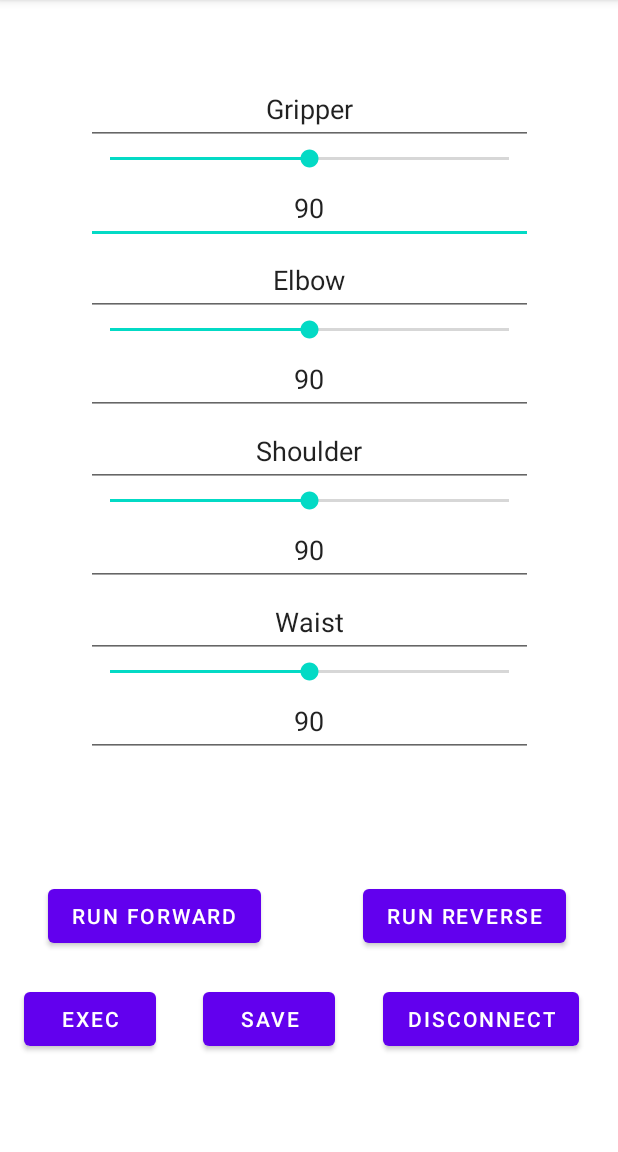
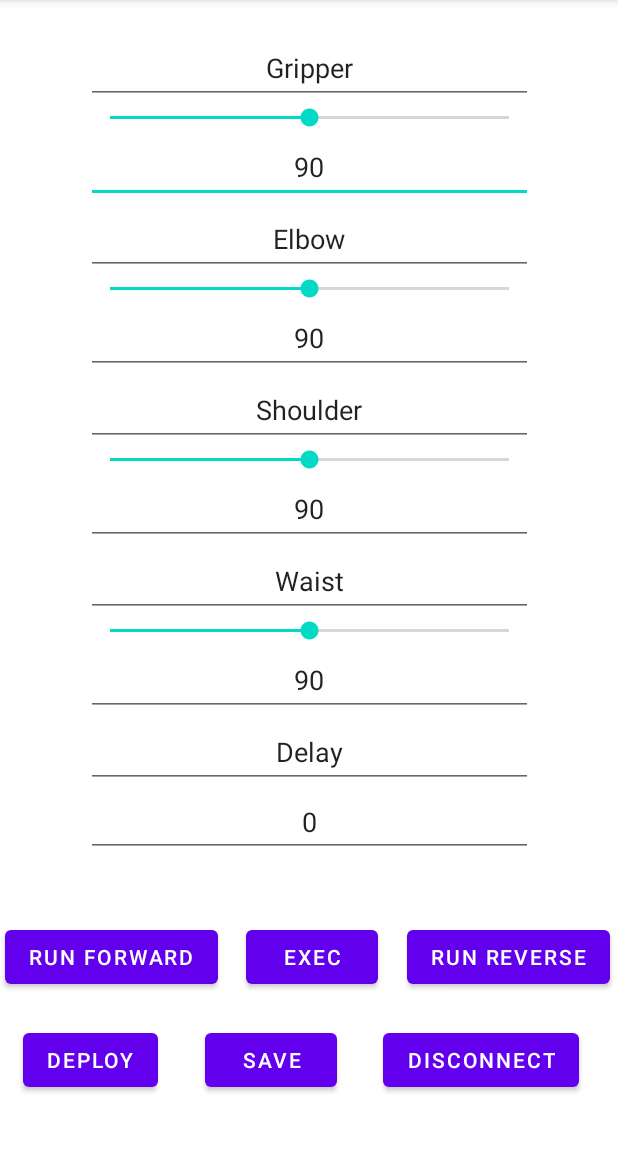
Before and after one commit to gdimitriu/miniarm, an Android app: the screen it shows after launch (MainActivity), on a phone screen of 412 x 824 dp, the part 84-1236 px from its top. Run offline under Robolectric (Android 15) with nearby library versions, the phone set to English and light mode, and no system bars.

Commit message:
new untested version with deploy

```diff
--- a/miniarmControlCenter/app/src/main/java/io/github/gdimitriu/miniarmcontrolcenter/MiniarmControlFragment.kt
+++ b/miniarmControlCenter/app/src/main/java/io/github/gdimitriu/miniarmcontrolcenter/MiniarmControlFragment.kt
@@ -40,6 +40,9 @@ class MiniarmControlFragment : Fragment() {
     private lateinit var waistBar : SeekBar
     private lateinit var currentWaist : EditText
     private var isCurrentWaistChanged : Boolean = false
+    //delay
+    private lateinit var currentDelay : EditText
+    private var isDelayChanged : Boolean = false
     //exec
     private lateinit var execButton : Button
     //disconnect
@@ -50,6 +53,8 @@ class MiniarmControlFragment : Fragment() {
     private lateinit var runReverseButton : Button
     //save
     private lateinit var saveButton : Button
+    //deploy
+    private lateinit var deployButton : Button
     private var isStart : Boolean = false
 
     @SuppressLint("ClickableViewAccessibility")
@@ -243,6 +248,25 @@ class MiniarmControlFragment : Fragment() {
         }
         currentWaist.setText(miniarmSettingsViewModel.currentWaist)
         currentWaist.addTextChangedListener(waistWatcher)
+        //delay
+        currentDelay = view.findViewById(R.id.currentDelay)
+        val delayWatcher = object : TextWatcher {
+            override fun beforeTextChanged(sequence: CharSequence?, start: Int, count: Int, after: Int) {
+                //
+            }
+
+            override fun onTextChanged(sequence: CharSequence?, start: Int, before: Int, count: Int) {
+                miniarmSettingsViewModel.delay = sequence.toString()
+                isDelayChanged = true
+                miniarmSettingsViewModel.isDelayChanged = true
+            }
+
+            override fun afterTextChanged(sequence: Editable?) {
+                //
+            }
+        }
+        currentDelay.setText(miniarmSettingsViewModel.delay)
+        currentDelay.addTextChangedListener(delayWatcher)
         //exec button
         execButton = view.findViewById(R.id.miniarm_exec)
         execButton.setOnTouchListener { view, motionEvent ->
@@ -272,6 +296,13 @@ class MiniarmControlFragment : Fragment() {
                         isCurrentGripperChanged = false
                     }
                 }
+                if (isDelayChanged) {
+                    if (sendOneWayCommandToMiniarm(String.format("d%s#\n",miniarmSettingsViewModel.delay))) {
+                        Log.d(TAG, "Delay exec")
+                        isDelayChanged = false
+                        miniarmSettingsViewModel.isDelayChanged = false
+                    }
+                }
             }
             return@setOnTouchListener false
         }
@@ -292,25 +323,36 @@ class MiniarmControlFragment : Fragment() {
                 if (isCurrentWaistChanged) {
                     if (sendOneWayCommandToMiniarm(String.format("Sw%s#\n",miniarmSettingsViewModel.currentWaist))) {
                         Log.d(TAG, "Waist saved")
+                        miniarmSettingsViewModel.commands.addLast(String.format("w%s#\n",miniarmSettingsViewModel.currentWaist))
                         isCurrentWaistChanged = false
                     }
                 }
                 if (isCurrentShoulderChanged) {
                     if (sendOneWayCommandToMiniarm(String.format("Ss%s#\n",miniarmSettingsViewModel.currentShoulder))) {
                         Log.d(TAG, "Shoulder saved")
+                        miniarmSettingsViewModel.commands.addLast(String.format("s%s#\n",miniarmSettingsViewModel.currentShoulder))
                         isCurrentShoulderChanged = false
                     }
                 }
                 if (isCurrentElbowChanged) {
                     if (sendOneWayCommandToMiniarm(String.format("Se%s#\n",miniarmSettingsViewModel.currentElbow))) {
                         Log.d(TAG, "Elbow saved")
+                        miniarmSettingsViewModel.commands.addLast(String.format("e%s#\n",miniarmSettingsViewModel.currentElbow))
                         isCurrentElbowChanged = false
                     }
                 }
                 if (isCurrentGripperChanged) {
                     if (sendOneWayCommandToMiniarm(String.format("Sg%s#\n",miniarmSettingsViewModel.currentGripper))) {
                         Log.d(TAG, "Gripper saved")
+                        miniarmSettingsViewModel.commands.addLast(String.format("g%s#\n",miniarmSettingsViewModel.currentGripper))
                         isCurrentGripperChanged = false
+                    }
+                }
+                if (isDelayChanged) {
+                    if (sendOneWayCommandToMiniarm(String.format("Sd%s#\n",miniarmSettingsViewModel.delay))) {
+                        Log.d(TAG, "Delay saved")
+                        miniarmSettingsViewModel.commands.addLast(String.format("d%s#\n",miniarmSettingsViewModel.delay))
+                        isDelayChanged = false
                     }
                 }
             }
@@ -334,6 +376,22 @@ class MiniarmControlFragment : Fragment() {
             if (event.actionMasked == MotionEvent.ACTION_DOWN) {
                 if (sendOneWayCommandToMiniarm(String.format("Rr#\n"))) {
                     Log.d(TAG, "Run reverse")
+                }
+            }
+            return@setOnTouchListener false
+        }
+        //deploy button
+        deployButton = view.findViewById(R.id.miniarm_deploy)
+        deployButton.setOnTouchListener { view, motionEvent ->
+            val event = motionEvent as MotionEvent
+            if (event.actionMasked == MotionEvent.ACTION_DOWN) {
+                if (sendOneWayCommandToMiniarm(String.format("C#\n"))) {
+                    Log.d(TAG, "Clear command list")
+                }
+                for (str:String in miniarmSettingsViewModel.commands) {
+                    if (sendOneWayCommandToMiniarm("S$str")) {
+                        Log.d(TAG, "Save command $str on droid")
+                    }
                 }
             }
             return@setOnTouchListener false
--- a/miniarmControlCenter/app/src/main/java/io/github/gdimitriu/miniarmcontrolcenter/MiniarmSettingsViewModel.kt
+++ b/miniarmControlCenter/app/src/main/java/io/github/gdimitriu/miniarmcontrolcenter/MiniarmSettingsViewModel.kt
@@ -24,6 +24,11 @@ class MiniarmSettingsViewModel : ViewModel()  {
     var currentWaist : String
     var isWaistChanged : Boolean
 
+    var delay : String
+    var isDelayChanged : Boolean
+
+    var commands : ArrayDeque<String>
+
     init {
         Log.d(TAG, "Initialized the model view")
         isChanged = true
@@ -37,12 +42,18 @@ class MiniarmSettingsViewModel : ViewModel()  {
         isShoulderChanged = true
         currentWaist = "90"
         isWaistChanged = true
+        delay = "0"
+        isDelayChanged = true
+        commands = ArrayDeque<String>()
     }
+
     override fun onCleared() {
         Log.d(TAG,"Clearing and close the socket.")
         super.onCleared()
         bleSocket?.close()
+        commands.clear()
     }
+
     fun closeSockets() {
         bleSocket?.close()
         connectionType = ConnectionType.NONE
--- a/miniarmControlCenter/app/src/main/res/layout/miniarm_control.xml
+++ b/miniarmControlCenter/app/src/main/res/layout/miniarm_control.xml
@@ -10,8 +10,9 @@
     <LinearLayout
         android:id="@+id/movement_control"
         android:layout_width="298dp"
-        android:layout_height="468dp"
+        android:layout_height="550dp"
         android:orientation="vertical"
+        android:layout_marginBottom="0dp"
         app:layout_constraintBottom_toTopOf="@id/miniarm_send_close"
         app:layout_constraintEnd_toEndOf="parent"
         app:layout_constraintStart_toStartOf="parent"
@@ -159,6 +160,32 @@
             android:singleLine="true"
             android:text="@string/default_waist"
             android:textSize="18sp" />
+        <EditText
+            android:id="@+id/delayText"
+            android:layout_width="match_parent"
+            android:layout_height="wrap_content"
+            android:ems="5"
+            android:clickable="false"
+            android:contextClickable="false"
+            android:editable="false"
+            android:focusable="false"
+            android:gravity="center"
+            android:minHeight="48dp"
+            android:singleLine="true"
+            android:text="@string/delay_name_text"
+            android:textSize="18sp" />
+        <EditText
+            android:id="@+id/currentDelay"
+            android:layout_width="match_parent"
+            android:layout_height="wrap_content"
+            android:editable="true"
+            android:ems="5"
+            android:gravity="center"
+            android:inputType="number"
+            android:minHeight="48dp"
+            android:singleLine="true"
+            android:text="@string/default_waist"
+            android:textSize="18sp" />
     </LinearLayout>
 
     <androidx.constraintlayout.widget.ConstraintLayout
@@ -166,6 +193,7 @@
         android:layout_width="409dp"
         android:layout_height="154dp"
         android:orientation="vertical"
+        android:layout_marginTop="0dp"
         app:layout_constraintBottom_toBottomOf="parent"
         app:layout_constraintEnd_toEndOf="parent"
         app:layout_constraintHorizontal_bias="0.0"
@@ -176,37 +204,53 @@
             android:id="@+id/miniarm_run_forward"
             android:layout_width="wrap_content"
             android:layout_height="wrap_content"
-            android:layout_marginStart="32dp"
+            android:layout_marginStart="0dp"
             android:layout_marginTop="16dp"
-            android:layout_marginEnd="16dp"
+            android:layout_marginEnd="8dp"
             android:layout_marginBottom="16dp"
             android:text="@string/miniarm_run_forward"
-            app:layout_constraintBottom_toTopOf="@+id/miniarm_exec"
+            app:layout_constraintBottom_toTopOf="@+id/miniarm_deploy"
             app:layout_constraintStart_toStartOf="parent"
+            app:layout_constraintTop_toTopOf="parent"
+            app:layout_constraintEnd_toStartOf="@id/miniarm_exec"/>
+
+        <Button
+            android:id="@+id/miniarm_exec"
+            android:layout_width="wrap_content"
+            android:layout_height="wrap_content"
+            android:layout_marginStart="8dp"
+            android:layout_marginTop="16dp"
+            android:layout_marginEnd="8dp"
+            android:layout_marginBottom="16dp"
+            android:text="@string/miniarm_exec"
+            app:layout_constraintBottom_toTopOf="@+id/miniarm_deploy"
+            app:layout_constraintEnd_toStartOf="@id/miniarm_run_reverse"
+            app:layout_constraintStart_toEndOf="@id/miniarm_run_forward"
             app:layout_constraintTop_toTopOf="parent" />
 
         <Button
             android:id="@+id/miniarm_run_reverse"
             android:layout_width="wrap_content"
             android:layout_height="wrap_content"
-            android:layout_marginStart="16dp"
+            android:layout_marginStart="8dp"
             android:layout_marginTop="16dp"
-            android:layout_marginEnd="32dp"
+            android:layout_marginEnd="0dp"
             android:layout_marginBottom="16dp"
             android:text="@string/miniarm_run_reverse"
+            app:layout_constraintStart_toEndOf="@id/miniarm_exec"
             app:layout_constraintBottom_toTopOf="@+id/miniarm_disconnect"
             app:layout_constraintEnd_toEndOf="parent"
             app:layout_constraintTop_toTopOf="parent" />
 
         <Button
-            android:id="@+id/miniarm_exec"
+            android:id="@+id/miniarm_deploy"
             android:layout_width="wrap_content"
             android:layout_height="wrap_content"
             android:layout_marginStart="0dp"
             android:layout_marginTop="16dp"
             android:layout_marginEnd="8dp"
             android:layout_marginBottom="16dp"
-            android:text="@string/miniarm_exec"
+            android:text="@string/miniarm_deploy"
             app:layout_constraintBottom_toBottomOf="parent"
             app:layout_constraintEnd_toStartOf="@id/miniarm_save"
             app:layout_constraintStart_toStartOf="parent"
@@ -223,7 +267,7 @@
             android:text="@string/miniarm_save"
             app:layout_constraintBottom_toBottomOf="parent"
             app:layout_constraintEnd_toStartOf="@id/miniarm_disconnect"
-            app:layout_constraintStart_toEndOf="@id/miniarm_exec"
+            app:layout_constraintStart_toEndOf="@id/miniarm_deploy"
             />
 
         <Button
--- a/miniarmControlCenter/app/src/main/res/values/strings.xml
+++ b/miniarmControlCenter/app/src/main/res/values/strings.xml
@@ -7,6 +7,7 @@
     <string name="miniarm_exec">Exec</string>
     <string name="miniarm_run_forward">Run Forward</string>
     <string name="miniarm_run_reverse">Run Reverse</string>
+    <string name="miniarm_deploy">Deploy</string>
     <string name="miniarm_save">Save</string>
     <string name="miniarm_disconnect">Disconnect</string>
     <string name="default_gripper">90</string>
@@ -17,4 +18,5 @@
     <string name="shoulder_name_text">Shoulder</string>
     <string name="default_waist">90</string>
     <string name="waist_name_text">Waist</string>
+    <string name="delay_name_text">Delay</string>
 </resources>
```
